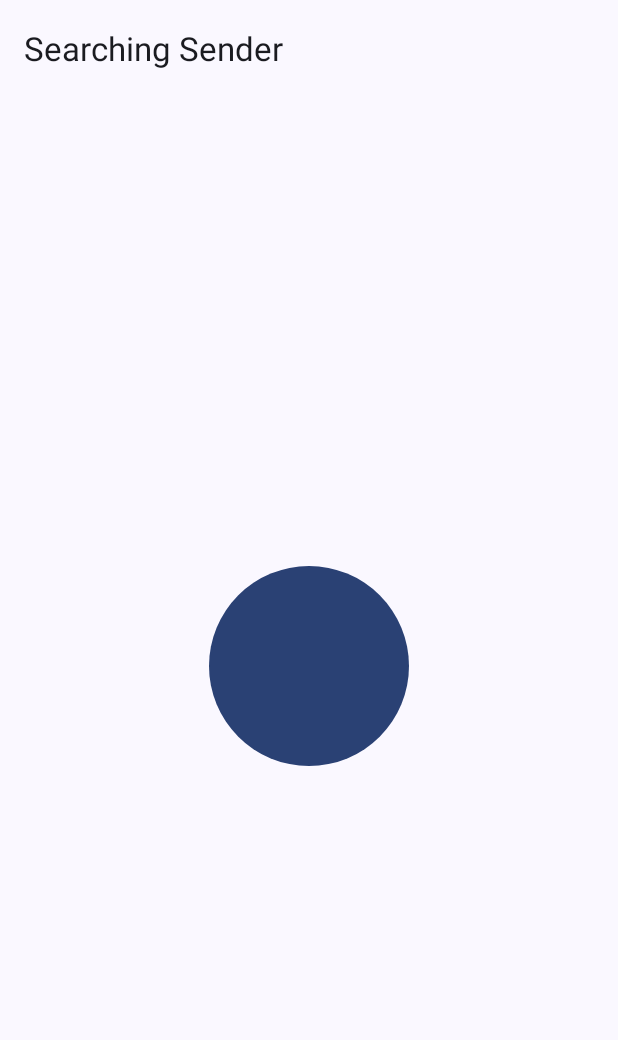
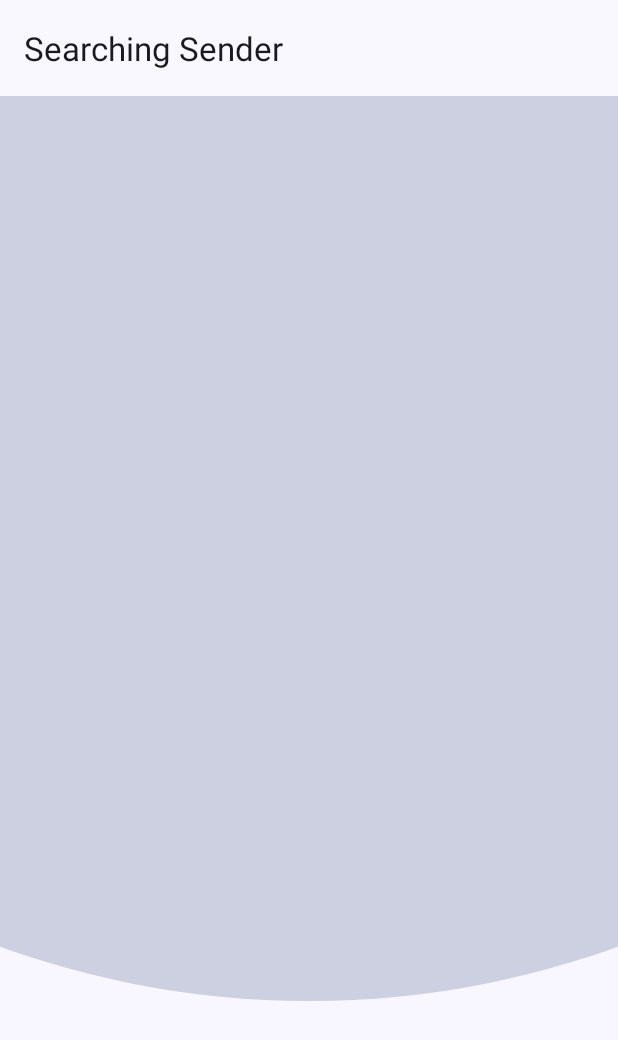
Before and after one commit to N1Shambhu-KR/AnyX, an Android app: the ConnectDeviceFragment screen opened directly, with no data from a screen before it, on a phone screen of 412 x 824 dp. Shown: the top 1040 px of the screen. Run offline under Robolectric (Android 15) with nearby library versions, the phone set to English and light mode, and no system bars; 1 statement that could not run was skipped.

Commit message:
First commit of AnyX in development

```diff
--- a/app/src/main/java/com/a/anyx/fragment/ConnectDeviceFragment.kt
+++ b/app/src/main/java/com/a/anyx/fragment/ConnectDeviceFragment.kt
@@ -2,6 +2,7 @@ package com.a.anyx.fragment
 
 import android.annotation.SuppressLint
 import android.content.*
+import android.graphics.PointF
 import android.net.wifi.p2p.*
 import android.os.*
 import android.view.LayoutInflater
@@ -10,6 +11,7 @@ import android.view.ViewGroup
 import android.widget.ArrayAdapter
 import android.widget.ListView
 import android.widget.Toast
+import androidx.constraintlayout.widget.ConstraintLayout
 import com.a.anyx.P2pBroadcastReceiver
 import com.a.anyx.R
 import com.google.android.material.progressindicator.LinearProgressIndicator
@@ -27,6 +29,9 @@ class ConnectDeviceFragment(): BaseFragment() {
     private lateinit var wifiP2pManager: WifiP2pManager
     private lateinit var channel: WifiP2pManager.Channel
 
+    private var occupiedPointF:ArrayList<PointF> = ArrayList()
+
+    private lateinit var signalHolder:ConstraintLayout
 
     companion object{
 
@@ -94,52 +99,6 @@ class ConnectDeviceFragment(): BaseFragment() {
     override fun onViewCreated(view: View, savedInstanceState: Bundle?) {
         super.onViewCreated(view, savedInstanceState)
 
-        /*deviceListView =  view.findViewById<ListView>(R.id.fragment_wait_device_searching_result).apply {
-
-            adapter = deviceAdapter
-
-            setOnItemClickListener { parent, view, position, id ->
-
-                val config = WifiP2pConfig()
-                config.deviceAddress = devices[position].deviceAddress
-
-                wifiP2pManager.connect(channel,config,object :WifiP2pManager.ActionListener{
-
-                    override fun onFailure(p0: Int) {
-
-                    }
-
-                    override fun onSuccess() {
-                        Toast.makeText(requireContext(),"conn started",Toast.LENGTH_SHORT).show()
-                    }
-                })
-            }
-        }
-
-        deviceNames.apply {
-            add("hjgv")
-            add("ggggfg")
-            add("kjhbhjhj")
-            add("gfgcfgcgfchgc")
-            add("bjbbjhbb")
-            add("jgvhgggfcc")
-            add("vfgcgf")
-            add("ghvghcgc")
-            add("ggfdxfdxfx")
-            add("gvghvhvchchg")
-            add("fcfgcncfc")
-            add("hcfccgfchch")
-            add("hjvghvfcf")
-            add("vjcdfxfchmc")
-            add("ffcfgdxfdxd")
-            add("gcfcfcfgxxxf")
-            add("gfgfcfcfxfxf")
-            add("xxffzfzdx")
-        }
-
-        deviceAdapter.notifyDataSetChanged()
-
-        searchingIndic = view.findViewById(R.id.fragment_wait_device_searching_indic)*/
     }
 
     override fun onPause() {
@@ -203,4 +162,6 @@ class ConnectDeviceFragment(): BaseFragment() {
         //searchingIndic.visibility = View.GONE
     }
 
+    //helper functions
+
 }
--- a/app/src/main/java/com/a/anyx/fragment/OwnerDeviceFragment.kt
+++ b/app/src/main/java/com/a/anyx/fragment/OwnerDeviceFragment.kt
@@ -68,7 +68,7 @@ class OwnerDeviceFragment : BaseFragment() {
     override fun onViewCreated(view: View, savedInstanceState: Bundle?) {
         super.onViewCreated(view, savedInstanceState)
 
-        searchingIndic = view.findViewById(R.id.fragment_wait_device_searching_indic)
+
     }
 
 
@@ -115,11 +115,11 @@ class OwnerDeviceFragment : BaseFragment() {
 
     fun onDiscoveryStart(){
         Toast.makeText(requireContext(),"start",Toast.LENGTH_SHORT).show()
-        searchingIndic.visibility = View.VISIBLE
+
     }
 
     fun onDiscoveryStop(){
-        searchingIndic.visibility = View.GONE
+
     }
 
 
--- a/app/src/main/java/com/a/anyx/fragment/StateResolverFragment.kt
+++ b/app/src/main/java/com/a/anyx/fragment/StateResolverFragment.kt
@@ -280,6 +280,7 @@ class StateResolverFragment : BaseFragment() {
             container.setCardBackgroundColor(primaryContainerColor)
             stateText.setText(resId)
             stateText.setTextColor(primaryColor)
+
         } else {
 
             container.setCardBackgroundColor(errorContainerColor)
--- a/app/src/main/java/com/a/anyx/SignalRipple.kt
+++ b/app/src/main/java/com/a/anyx/view/SignalRipple.kt
@@ -1,18 +1,12 @@
-package com.a.anyx
+package com.a.anyx.view
 
 import android.animation.ValueAnimator
 import android.content.Context
-import android.graphics.Canvas
-import android.graphics.Color
-import android.graphics.Paint
-import android.graphics.Rect
-import android.graphics.drawable.Drawable
-import android.text.TextPaint
+import android.graphics.*
 import android.util.AttributeSet
-import android.util.DisplayMetrics
 import android.util.TypedValue
 import android.view.View
-import android.view.animation.AlphaAnimation
+import com.a.anyx.R
 
 
 class SignalRipple : View {
@@ -26,13 +20,26 @@ class SignalRipple : View {
     private var signalColor:Int = 0
 
     private lateinit var radiusAnimator:ValueAnimator
+    private lateinit var secondaryRadiusAnimator:ValueAnimator
+
     private lateinit var alphaAnimation:ValueAnimator
+    private lateinit var secondaryAlphaAnimator: ValueAnimator
 
-    private var radius:Float = 0.0f
-    private var colorAlpha:Float = 1.0f
+    private var animatedAlpha:Int = 0
+    private var secondaryAnimatedAlpha:Int = 0
+
+    private var animatedRadius:Float = 0f
+    private var secondaryRadius:Float = 0f
+
+    private var strokeWidth:Float = 0f
+
+    private var idleRadius:Float = 0f
+
+    private val rippleAnimationDuration:Long = 2000L
 
     constructor(context: Context) : super(context) {
         init(null, 0)
+
     }
 
     constructor(context: Context, attrs: AttributeSet) : super(context, attrs) {
@@ -49,15 +56,19 @@ class SignalRipple : View {
 
     private fun init(attrs: AttributeSet?, defStyle: Int) {
 
-        val typedArray = context.obtainStyledAttributes(attrs,R.styleable.SignalRipple,0,0)
+        val typedArray = context.obtainStyledAttributes(attrs, R.styleable.SignalRipple,0,0)
 
         try {
 
             signalType = typedArray.getInt(R.styleable.SignalRipple_signalType, TRANSMIT)
 
-            signalColor = getRuntimeValue(com.google.android.material.R.attr.colorPrimary)
+            signalColor = typedArray.getColor(R.styleable.SignalRipple_signalColor,getRuntimeValue(
+                com.google.android.material.R.attr.colorPrimary))
 
-            radius = dp2float(32f)
+            strokeWidth = typedArray.getDimension(R.styleable.SignalRipple_signalStrokeWidth,dp2float(10f))
+
+            idleRadius = typedArray.getDimension(R.styleable.SignalRipple_idleRadius,dp2float(32f))
+
         }finally {
             typedArray.recycle()
         }
@@ -121,7 +132,71 @@ class SignalRipple : View {
     override fun onSizeChanged(w: Int, h: Int, oldw: Int, oldh: Int) {
         super.onSizeChanged(w, h, oldw, oldh)
 
-        radiusAnimator = ValueAnimator.ofFloat()
+        //primary wave animator
+        radiusAnimator = ValueAnimator.ofFloat(0f,Math.max(w,h).toFloat()).apply {
+
+           duration = rippleAnimationDuration
+           repeatCount = ValueAnimator.INFINITE
+
+            addUpdateListener {
+
+                animatedRadius = it.animatedValue as Float
+                postInvalidate()
+
+            }
+        }
+
+        //secondary radius animator
+
+        secondaryRadiusAnimator = ValueAnimator.ofFloat(0f,Math.max(w,h).toFloat()).apply {
+
+            duration = rippleAnimationDuration
+            repeatCount = ValueAnimator.INFINITE
+            startDelay = rippleAnimationDuration/4
+
+            addUpdateListener {
+
+                secondaryRadius = it.animatedValue as Float
+                postInvalidate()
+            }
+
+        }
+
+        //alpha animation
+
+        alphaAnimation = ValueAnimator.ofInt(255,0).apply {
+
+            duration = rippleAnimationDuration
+            repeatCount = ValueAnimator.INFINITE
+
+            addUpdateListener {
+
+                animatedAlpha = it.animatedValue as Int
+                postInvalidate()
+            }
+        }
+
+        //secondary alpha
+
+        secondaryAlphaAnimator = ValueAnimator.ofInt(255,0).apply {
+
+            duration = rippleAnimationDuration
+            repeatCount = ValueAnimator.INFINITE
+            startDelay = rippleAnimationDuration/4
+
+            addUpdateListener {
+
+                secondaryAnimatedAlpha = it.animatedValue as Int
+                postInvalidate()
+            }
+        }
+
+
+        radiusAnimator.start()
+        secondaryRadiusAnimator.start()
+        alphaAnimation.start()
+        secondaryAlphaAnimator.start()
+
     }
 
     override fun onDraw(canvas: Canvas) {
@@ -138,11 +213,7 @@ class SignalRipple : View {
 
         val paint = Paint().also {
 
-            val r = (signalColor shr 16) and 0xFF
-            val g = (signalColor shr 8) and 0xFF
-            val b = (signalColor ) and 0xFF
-
-            it.color = Color.argb(255,r,g,b)
+            it.color = signalColor
         }
 
         cx+=paddingLeft
@@ -151,9 +222,12 @@ class SignalRipple : View {
         cy+=paddingTop
         cy-=paddingBottom
 
-        canvas.drawCircle(cx,cy, 100f,paint)
+        canvas.drawCircle(cx,cy, animatedRadius,paint.apply { alpha = animatedAlpha })
+
+        canvas.drawCircle(cx,cy,secondaryRadius,paint.apply { alpha = secondaryAnimatedAlpha })
 
     }
+
 
     override fun onFocusChanged(gainFocus: Boolean, direction: Int, previouslyFocusedRect: Rect?) {
         super.onFocusChanged(gainFocus, direction, previouslyFocusedRect)
--- a/app/src/main/res/layout/fragment_connect_to_owner.xml
+++ b/app/src/main/res/layout/fragment_connect_to_owner.xml
@@ -21,16 +21,24 @@
 
     </com.google.android.material.appbar.AppBarLayout>
 
-    <FrameLayout
+    <androidx.constraintlayout.widget.ConstraintLayout
+        android:id="@+id/fragment_connect_to_owner_signal_holder"
         android:layout_width="match_parent"
         android:layout_height="match_parent"
         app:layout_behavior="com.google.android.material.appbar.AppBarLayout$ScrollingViewBehavior">
 
-        <com.a.anyx.SignalRipple
-            android:layout_width="match_parent"
-            android:layout_height="match_parent"
-            app:signalType="transmit" />
+        <com.a.anyx.view.SignalRipple
+            android:id="@+id/signalRipple2"
+            android:layout_width="0dp"
+            android:layout_height="0dp"
+            app:layout_constraintBottom_toBottomOf="parent"
+            app:layout_constraintEnd_toEndOf="parent"
+            app:layout_constraintStart_toStartOf="parent"
+            app:layout_constraintTop_toTopOf="parent"
+            app:signalStrokeWidth="10dp"
+            app:signalType="receive" />
 
-    </FrameLayout>
+
+    </androidx.constraintlayout.widget.ConstraintLayout>
 
 </androidx.coordinatorlayout.widget.CoordinatorLayout>
--- a/app/src/main/res/layout/fragment_owner_device.xml
+++ b/app/src/main/res/layout/fragment_owner_device.xml
@@ -15,7 +15,6 @@
             android:id="@+id/toolbar"
             android:layout_width="match_parent"
             android:layout_height="?attr/actionBarSize"
-            app:layout_scrollFlags="scroll|enterAlways|snap"
             app:title="@string/waiting_device"
             app:titleTextAppearance="@style/TextAppearance.Material3.TitleLarge">
 
@@ -23,36 +22,23 @@
 
     </com.google.android.material.appbar.AppBarLayout>
 
-    <androidx.core.widget.NestedScrollView
+    <androidx.constraintlayout.widget.ConstraintLayout
         android:layout_width="match_parent"
         android:layout_height="match_parent"
         app:layout_behavior="com.google.android.material.appbar.AppBarLayout$ScrollingViewBehavior">
 
-    <LinearLayout
-        android:id="@+id/linear_layout"
-        android:layout_width="match_parent"
-        android:layout_height="wrap_content"
-        android:orientation="vertical">
+        <com.a.anyx.view.SignalRipple
+            android:id="@+id/signalRipple"
+            android:layout_width="0dp"
+            android:layout_height="0dp"
+            app:layout_constraintBottom_toBottomOf="parent"
+            app:layout_constraintEnd_toEndOf="parent"
+            app:layout_constraintStart_toStartOf="parent"
+            app:layout_constraintTop_toTopOf="parent"
+            app:signalStrokeWidth="10dp"
+            app:signalType="transmit" />
 
 
-        <com.google.android.material.progressindicator.LinearProgressIndicator
-            android:id="@+id/fragment_wait_device_searching_indic"
-            android:layout_width="match_parent"
-            android:layout_height="wrap_content"
-            android:indeterminate="true"
-            android:visibility="gone" />
-
-
-        <ImageView
-            android:id="@+id/imageView"
-            android:layout_width="@dimen/display_icon_larger"
-            android:layout_height="@dimen/display_icon_larger"
-            android:layout_gravity="center"
-            android:scaleType="fitCenter"
-            app:srcCompat="@drawable/ic_baseline_wifi_tethering_24" />
-
-
-    </LinearLayout>
-    </androidx.core.widget.NestedScrollView>
+    </androidx.constraintlayout.widget.ConstraintLayout>
 
 </androidx.coordinatorlayout.widget.CoordinatorLayout>
--- a/app/src/main/res/values/styleable.xml
+++ b/app/src/main/res/values/attrs.xml
@@ -1,12 +1,17 @@
 <?xml version="1.0" encoding="utf-8"?>
 <resources>
-
     <declare-styleable name="SignalRipple">
 
         <attr name="signalType" format="enum">
+
             <enum name="transmit" value="0"/>
             <enum name="receive" value="1"/>
         </attr>
 
+        <attr name="signalStrokeWidth" format="dimension"/>
+
+        <attr name="idleRadius" format="dimension"/>
+
+        <attr name="signalColor" format="color"/>
     </declare-styleable>
 </resources>
```
